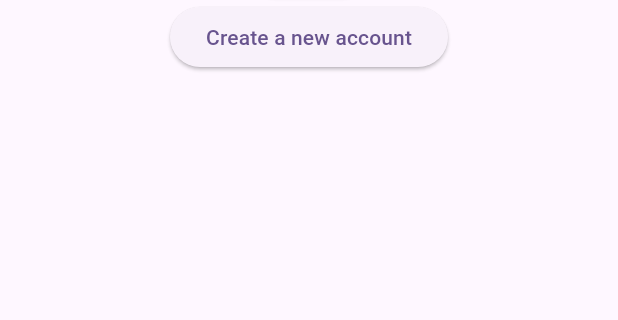
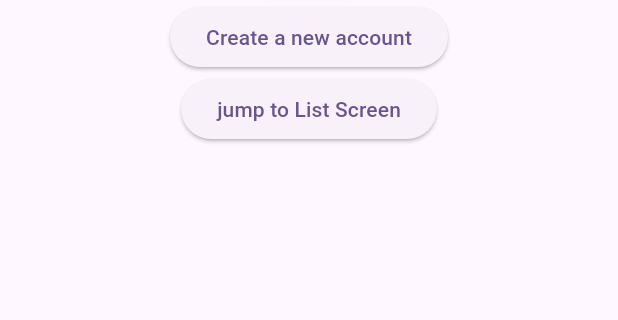
Before and after one commit to Sangramdeve/interview, a Flutter app: the screen it shows after launch, on a phone screen of 412 x 824 dp, the part 416-736 px from its top. Run offline on Flutter 3.47's test engine with Material 3 defaults, Android fonts, the phone set to English and light mode, and no system bars; our stand-ins replace image_picker.

Commit message:
Updated features or fixed bugs

```diff
--- a/lib/ui/coures_screen/course_screen.dart
+++ b/lib/ui/coures_screen/course_screen.dart
@@ -33,7 +33,6 @@ final ApiRepositories apiRepositories = ApiRepositories();
                     ),
                     title: Text(course.courseName),
                     subtitle: Text('Duration: ${course.courseDuration} days, Fee: ${course.courseFee}'),
-                    trailing: Text(course.oneDayCourse == "yes" ? "One Day" : "Multiple Days"),
                     onTap: () {
                       // Optionally handle tap on each course
                     },
--- a/lib/ui/login_screen/login_screen.dart
+++ b/lib/ui/login_screen/login_screen.dart
@@ -71,6 +71,12 @@ class LoginScreen extends StatelessWidget {
                   Navigator.pushNamed(context, routeName.signupScreen);
                 },
                 child: const Text('Create a new account'),
+              ),
+              ElevatedButton(
+                onPressed: () async{
+                  Navigator.pushNamed(context, routeName.courseScreen);
+                },
+                child: const Text('jump to List Screen'),
               )
             ],
           )),
```
